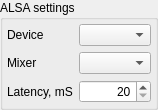
Above: apps/zxtune-qt/ui/preferences/sound_alsa.ui from vitamin-caig/zxtune before the change. Below: the same form after it.
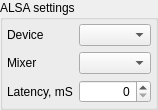
That is the form after the change.

```diff
--- a/apps/zxtune-qt/ui/preferences/sound_alsa.ui
+++ b/apps/zxtune-qt/ui/preferences/sound_alsa.ui
@@ -75,12 +75,6 @@
         <property name="alignment">
          <set>Qt::AlignRight|Qt::AlignTrailing|Qt::AlignVCenter</set>
         </property>
-        <property name="minimum">
-         <number>20</number>
-        </property>
-        <property name="maximum">
-         <number>10000</number>
-        </property>
        </widget>
       </item>
      </layout>
```
